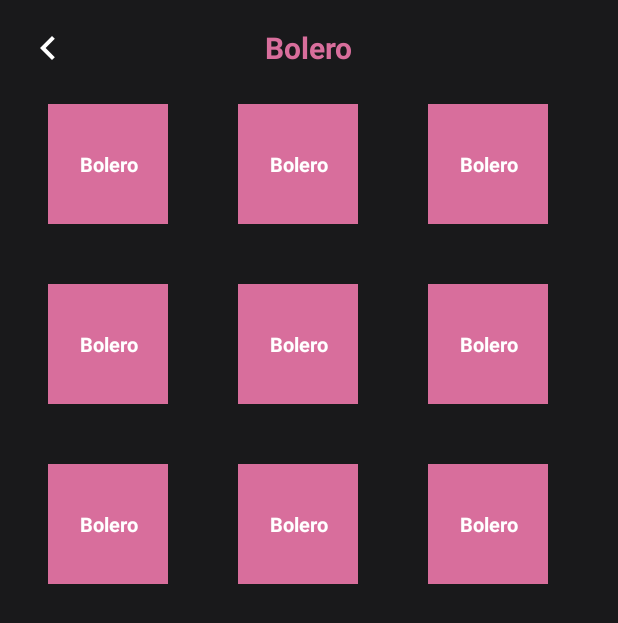
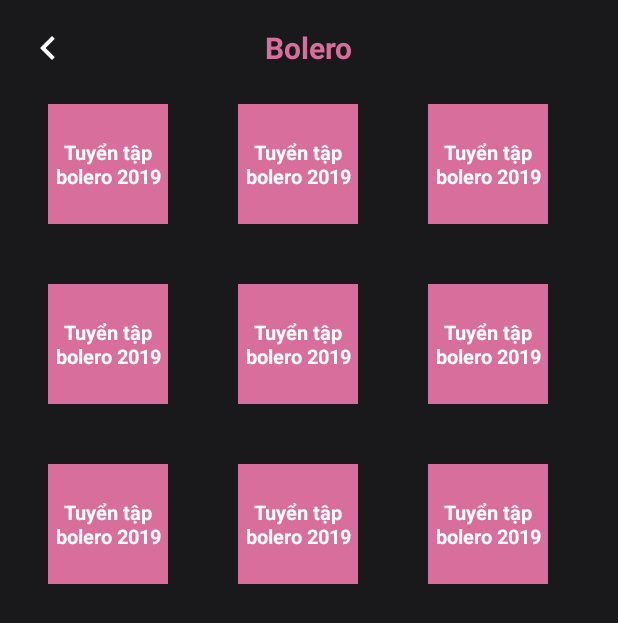
Before and after one commit to DucMinh2412/AndroidDuAn1_DemoByDucMinh, an Android app: the CategoryActivity screen opened directly, with no data from a screen before it, on a phone screen of 412 x 824 dp. Shown: the top 623 px of the screen. Run offline under Robolectric (Android 15) with nearby library versions, the phone set to English and light mode, and no system bars; libraries missing offline, so code that uses them is left out: com.blogspot.atifsoftwares.

Commit message:
It is DuAn1

```diff
--- a/app/src/main/java/com/example/androidduan1_demobyducminh/activity/CategoryActivity.java
+++ b/app/src/main/java/com/example/androidduan1_demobyducminh/activity/CategoryActivity.java
@@ -28,7 +28,7 @@ public class CategoryActivity extends AppCompatActivity {
 
         rclCategory.setHasFixedSize(true);
         for (int i = 0; i < 9; i++) {
-            categoryList.add(new Category("Bolero", ""));
+            categoryList.add(new Category("Tuyển tập bolero 2019", ""));
         }
         GridLayoutManager gridLayoutManager = new GridLayoutManager(this, 3);
         gridLayoutManager.setOrientation(GridLayoutManager.VERTICAL);
```
